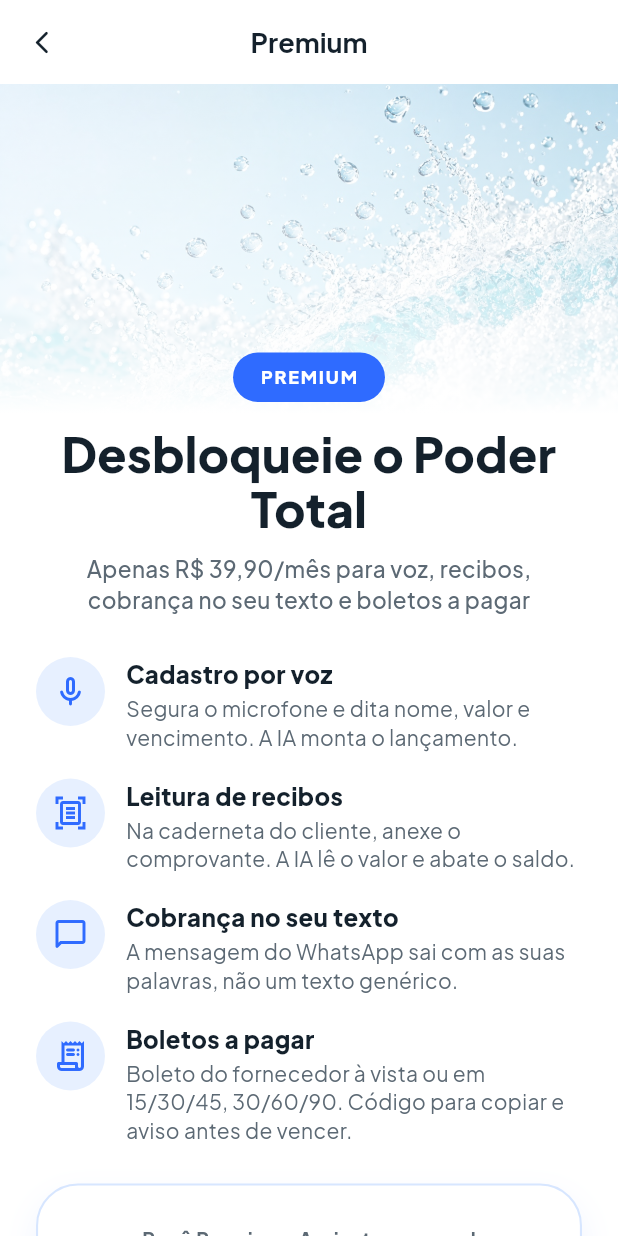
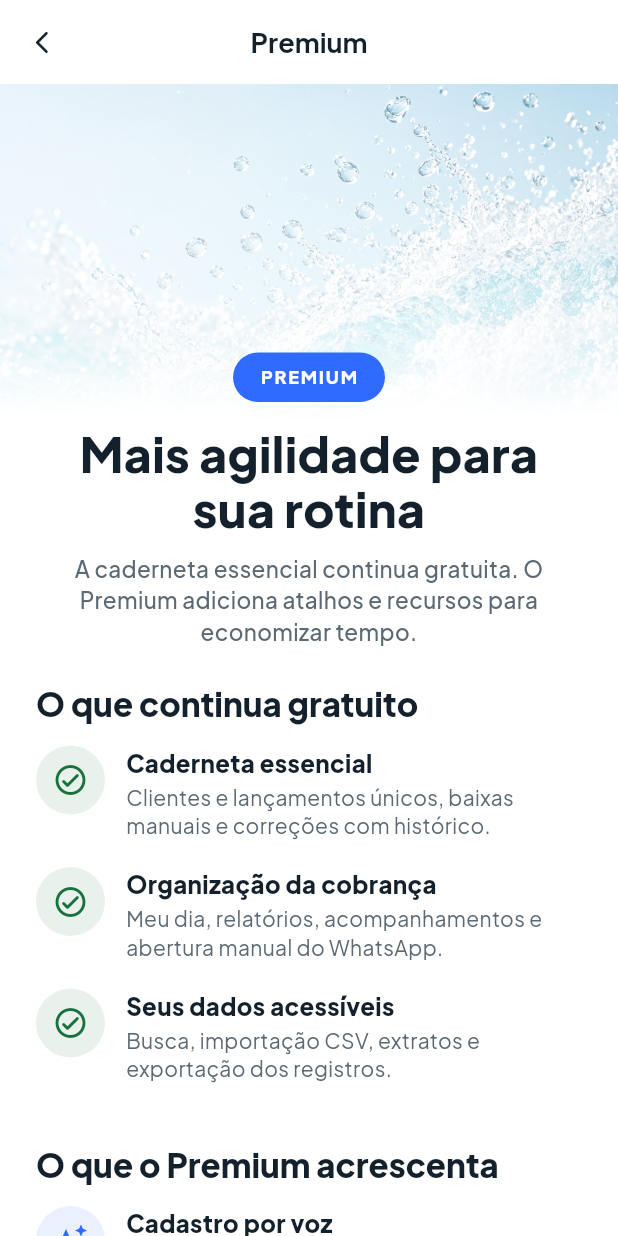
Before and after one commit to kevisoncb/tapago, a Flutter app: the PremiumPage screen opened directly, on a phone screen of 412 x 824 dp. Run offline on Flutter 3.47's test engine with Material 3 defaults, Android fonts, the light colour scheme and no system bars; our stand-ins replace cloud_firestore, file_picker, firebase_auth, firebase_core, firebase_crashlytics, flutter_local_notifications and 10 more; missing offline and left inert: app_tracking_transparency, appsflyer_sdk, google_mlkit_text_recognition, in_app_purchase_android; accounts and stored records are empty.

Commit message:
feat: esclarece oferta gratuita e premium

```diff
--- a/lib/screens/premium_page.dart
+++ b/lib/screens/premium_page.dart
@@ -6,6 +6,7 @@ import 'package:provider/provider.dart';
 import 'package:url_launcher/url_launcher.dart';
 
 import '../services/mmp_service.dart';
+import '../services/plan_catalog.dart';
 import '../services/store_ids.dart';
 import '../state/app_controller.dart';
 import '../theme/app_colors.dart';
@@ -43,7 +44,10 @@ class _PremiumPageState extends State<PremiumPage> {
                   pinned: true,
                   backgroundColor: Colors.white,
                   leading: IconButton(
-                    icon: const Icon(Icons.arrow_back_ios_new_rounded, size: 18),
+                    icon: const Icon(
+                      Icons.arrow_back_ios_new_rounded,
+                      size: 18,
+                    ),
                     onPressed: () => Navigator.pop(context),
                   ),
                   title: const Text('Premium'),
@@ -55,7 +59,7 @@ class _PremiumPageState extends State<PremiumPage> {
                     child: Column(
                       children: [
                         Text(
-                          'Desbloqueie o Poder Total',
+                          'Mais agilidade para sua rotina',
                           textAlign: TextAlign.center,
                           style: GoogleFonts.plusJakartaSans(
                             fontSize: 32,
@@ -65,7 +69,7 @@ class _PremiumPageState extends State<PremiumPage> {
                         ),
                         const SizedBox(height: 10),
                         Text(
-                          'Apenas ${AppConstants.premiumPriceLabel}/mês para voz, recibos, cobrança no seu texto e boletos a pagar',
+                          'A caderneta essencial continua gratuita. O Premium adiciona atalhos e recursos para economizar tempo.',
                           textAlign: TextAlign.center,
                           style: GoogleFonts.plusJakartaSans(
                             fontSize: 15,
@@ -73,30 +77,36 @@ class _PremiumPageState extends State<PremiumPage> {
                             fontWeight: FontWeight.w500,
                           ),
                         ),
-                        const SizedBox(height: 28),
-                        const _Benefit(
-                          icon: Icons.mic_none_rounded,
-                          title: 'Cadastro por voz',
-                          subtitle:
-                              'Segura o microfone e dita nome, valor e vencimento. A IA monta o lançamento.',
+                        const SizedBox(height: 24),
+                        const _PlanSection(
+                          title: 'O que continua gratuito',
+                          benefits: PlanCatalog.free,
+                          icon: Icons.check_circle_outline_rounded,
+                          color: AppColors.success,
                         ),
-                        const _Benefit(
-                          icon: Icons.document_scanner_outlined,
-                          title: 'Leitura de recibos',
-                          subtitle:
-                              'Na caderneta do cliente, anexe o comprovante. A IA lê o valor e abate o saldo.',
+                        const SizedBox(height: 22),
+                        const _PlanSection(
+                          title: 'O que o Premium acrescenta',
+                          benefits: PlanCatalog.premium,
+                          icon: Icons.auto_awesome_outlined,
+                          color: AppColors.primary,
                         ),
-                        const _Benefit(
-                          icon: Icons.chat_bubble_outline_rounded,
-                          title: 'Cobrança no seu texto',
-                          subtitle:
-                              'A mensagem do WhatsApp sai com as suas palavras, não um texto genérico.',
-                        ),
-                        const _Benefit(
-                          icon: Icons.receipt_long_rounded,
-                          title: 'Boletos a pagar',
-                          subtitle:
-                              'Boleto do fornecedor à vista ou em 15/30/45, 30/60/90. Código para copiar e aviso antes de vencer.',
+                        const SizedBox(height: 18),
+                        Container(
+                          padding: const EdgeInsets.all(16),
+                          decoration: BoxDecoration(
+                            color: AppColors.primarySoft,
+                            borderRadius: BorderRadius.circular(18),
+                          ),
+                          child: const Text(
+                            PlanCatalog.financialDisclaimer,
+                            textAlign: TextAlign.center,
+                            style: TextStyle(
+                              color: AppColors.mutedDark,
+                              height: 1.5,
+                              fontWeight: FontWeight.w600,
+                            ),
+                          ),
                         ),
                         const SizedBox(height: 8),
                         const _PriceCard(),
@@ -111,7 +121,8 @@ class _PremiumPageState extends State<PremiumPage> {
                           children: [
                             _FooterLink(
                               label: 'Termos de Uso',
-                              onTap: () => openLegalUrl(context, AppConstants.termsUrl),
+                              onTap: () =>
+                                  openLegalUrl(context, AppConstants.termsUrl),
                             ),
                             Text(
                               '·',
@@ -121,8 +132,10 @@ class _PremiumPageState extends State<PremiumPage> {
                             ),
                             _FooterLink(
                               label: 'Política de Privacidade',
-                              onTap: () =>
-                                  openLegalUrl(context, AppConstants.privacyUrl),
+                              onTap: () => openLegalUrl(
+                                context,
+                                AppConstants.privacyUrl,
+                              ),
                             ),
                           ],
                         ),
@@ -137,11 +150,13 @@ class _PremiumPageState extends State<PremiumPage> {
       ),
     );
   }
-
 }
 
 Future<void> openLegalUrl(BuildContext context, String url) async {
-  final ok = await launchUrl(Uri.parse(url), mode: LaunchMode.externalApplication);
+  final ok = await launchUrl(
+    Uri.parse(url),
+    mode: LaunchMode.externalApplication,
+  );
   if (!ok && context.mounted) {
     showPagoSnack(context, 'Não foi possível abrir o link.');
   }
@@ -176,7 +191,9 @@ class _RestoreButton extends StatelessWidget {
         style: OutlinedButton.styleFrom(
           foregroundColor: AppColors.primary,
           side: const BorderSide(color: AppColors.primaryMuted, width: 1.4),
-          shape: RoundedRectangleBorder(borderRadius: BorderRadius.circular(18)),
+          shape: RoundedRectangleBorder(
+            borderRadius: BorderRadius.circular(18),
+          ),
         ),
       ),
     );
@@ -225,10 +242,7 @@ class _Hero extends StatelessWidget {
               gradient: LinearGradient(
                 begin: Alignment.topCenter,
                 end: Alignment.bottomCenter,
-                colors: [
-                  Color(0x66FFFFFF),
-                  Color(0xFFFFFFFF),
-                ],
+                colors: [Color(0x66FFFFFF), Color(0xFFFFFFFF)],
               ),
             ),
           ),
@@ -237,7 +251,10 @@ class _Hero extends StatelessWidget {
             child: Padding(
               padding: const EdgeInsets.only(bottom: 8),
               child: Container(
-                padding: const EdgeInsets.symmetric(horizontal: 18, vertical: 8),
+                padding: const EdgeInsets.symmetric(
+                  horizontal: 18,
+                  vertical: 8,
+                ),
                 decoration: BoxDecoration(
                   color: AppColors.primary,
                   borderRadius: BorderRadius.circular(20),
@@ -265,11 +282,13 @@ class _Benefit extends StatelessWidget {
     required this.icon,
     required this.title,
     required this.subtitle,
+    this.iconColor = AppColors.primary,
   });
 
   final IconData icon;
   final String title;
   final String subtitle;
+  final Color iconColor;
 
   @override
   Widget build(BuildContext context) {
@@ -281,11 +300,11 @@ class _Benefit extends StatelessWidget {
           Container(
             width: 46,
             height: 46,
-            decoration: const BoxDecoration(
-              color: AppColors.primarySoft,
+            decoration: BoxDecoration(
+              color: iconColor.withValues(alpha: 0.1),
               shape: BoxShape.circle,
             ),
-            child: Icon(icon, color: AppColors.primary),
+            child: Icon(icon, color: iconColor),
           ),
           const SizedBox(width: 14),
           Expanded(
@@ -314,6 +333,42 @@ class _Benefit extends StatelessWidget {
       ),
     );
   }
+}
+
+class _PlanSection extends StatelessWidget {
+  const _PlanSection({
+    required this.title,
+    required this.benefits,
+    required this.icon,
+    required this.color,
+  });
+  final String title;
+  final List<PlanBenefit> benefits;
+  final IconData icon;
+  final Color color;
+
+  @override
+  Widget build(BuildContext context) => Column(
+    crossAxisAlignment: CrossAxisAlignment.start,
+    children: [
+      Align(
+        alignment: Alignment.centerLeft,
+        child: Text(
+          title,
+          style: Theme.of(context).textTheme.titleLarge
+              ?.copyWith(fontWeight: FontWeight.w800),
+        ),
+      ),
+      const SizedBox(height: 14),
+      for (final benefit in benefits)
+        _Benefit(
+          icon: icon,
+          iconColor: color,
+          title: benefit.title,
+          subtitle: benefit.description,
+        ),
+    ],
+  );
 }
 
 class _PriceCard extends StatelessWidget {
@@ -357,10 +412,7 @@ class _PriceCard extends StatelessWidget {
                 fontWeight: FontWeight.w800,
               ),
               children: [
-                TextSpan(
-                  text: price,
-                  style: const TextStyle(fontSize: 34),
-                ),
+                TextSpan(text: price, style: const TextStyle(fontSize: 34)),
                 TextSpan(
                   text: '/mês',
                   style: GoogleFonts.plusJakartaSans(
@@ -376,7 +428,11 @@ class _PriceCard extends StatelessWidget {
           Row(
             mainAxisAlignment: MainAxisAlignment.center,
             children: [
-              const Icon(Icons.check_circle, color: AppColors.primary, size: 18),
+              const Icon(
+                Icons.check_circle,
+                color: AppColors.primary,
+                size: 18,
+              ),
               const SizedBox(width: 6),
               Text(
                 store.cancelHint,
--- /dev/null
+++ b/lib/services/plan_catalog.dart
@@ -0,0 +1,44 @@
+class PlanBenefit {
+  const PlanBenefit(this.title, this.description);
+  final String title;
+  final String description;
+}
+
+class PlanCatalog {
+  static const free = <PlanBenefit>[
+    PlanBenefit(
+      'Caderneta essencial',
+      'Clientes e lançamentos únicos, baixas manuais e correções com histórico.',
+    ),
+    PlanBenefit(
+      'Organização da cobrança',
+      'Meu dia, relatórios, acompanhamentos e abertura manual do WhatsApp.',
+    ),
+    PlanBenefit(
+      'Seus dados acessíveis',
+      'Busca, importação CSV, extratos e exportação dos registros.',
+    ),
+  ];
+
+  static const premium = <PlanBenefit>[
+    PlanBenefit(
+      'Cadastro por voz',
+      'O app transforma o que foi ditado em uma sugestão de lançamento para sua conferência.',
+    ),
+    PlanBenefit(
+      'Leitura de comprovante',
+      'O app sugere o valor encontrado na imagem; você confere antes de fazer uma baixa manual.',
+    ),
+    PlanBenefit(
+      'Mensagem personalizada',
+      'Use seu próprio texto ao abrir a cobrança no WhatsApp.',
+    ),
+    PlanBenefit(
+      'Parcelamento e boletos de fornecedores',
+      'Crie parcelas a receber e organize contas que você precisa pagar.',
+    ),
+  ];
+
+  static const financialDisclaimer =
+      'O Pagô é um organizador. Não consulta banco, não confirma transferências e não movimenta dinheiro.';
+}
```
Also changed, not shown: 5 other files.
